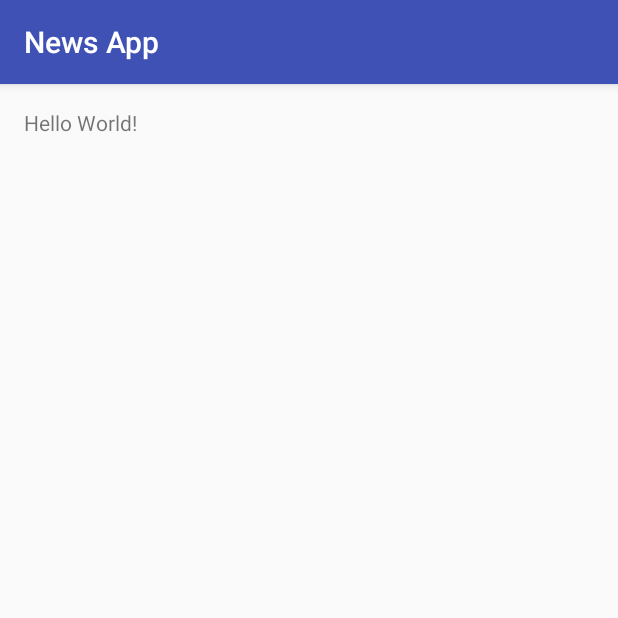
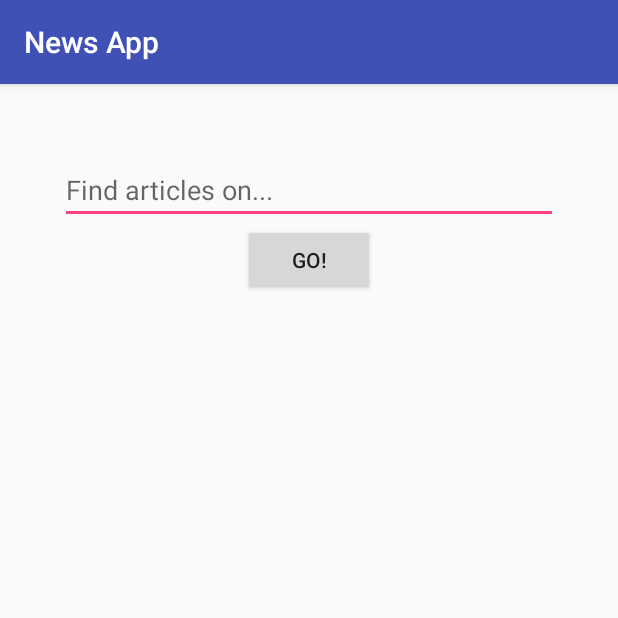
Before and after one commit to davej33/NewsApp, an Android app: the screen it shows after launch (MainActivity), on a phone screen of 412 x 824 dp, the top half of it. Run offline under Robolectric (Android 15) with nearby library versions, the phone set to English and light mode, and no system bars.

Commit message:
returns search query

```diff
--- a/app/src/main/AndroidManifest.xml
+++ b/app/src/main/AndroidManifest.xml
@@ -15,6 +15,8 @@
                 <category android:name="android.intent.category.LAUNCHER" />
             </intent-filter>
         </activity>
+        <activity android:name=".ArticleList"></activity>
     </application>
-
+    <uses-permission android:name="android.permission.INTERNET"/>
+    <uses-permission android:name="android.permission.ACCESS_NETWORK_STATE"/>
 </manifest>
--- a/app/src/main/java/com/example/android/newsapp/MainActivity.java
+++ b/app/src/main/java/com/example/android/newsapp/MainActivity.java
@@ -1,13 +1,35 @@
 package com.example.android.newsapp;
 
+import android.content.Intent;
+import android.os.Bundle;
 import android.support.v7.app.AppCompatActivity;
-import android.os.Bundle;
+import android.view.View;
+import android.widget.Button;
+import android.widget.EditText;
 
 public class MainActivity extends AppCompatActivity {
+
+    // global EditText obj
+    public static EditText search_input;
 
     @Override
     protected void onCreate(Bundle savedInstanceState) {
         super.onCreate(savedInstanceState);
         setContentView(R.layout.activity_main);
+
+        // set EditText view to obj
+        search_input = (EditText) findViewById(R.id.search_input);
+
+        // set Button view and onClickListener to obj
+        Button searchButton = (Button) findViewById(R.id.search_button);
+        searchButton.setOnClickListener(new View.OnClickListener() {
+            @Override
+            public void onClick(View v) {
+                search_input.getText();
+                Intent results = new Intent(MainActivity.this, ArticleList.class);
+                startActivity(results);
+            }
+        });
+
     }
 }
--- a/app/src/main/res/layout/activity_main.xml
+++ b/app/src/main/res/layout/activity_main.xml
@@ -1,5 +1,5 @@
 <?xml version="1.0" encoding="utf-8"?>
-<RelativeLayout xmlns:android="http://schemas.android.com/apk/res/android"
+<LinearLayout xmlns:android="http://schemas.android.com/apk/res/android"
     xmlns:tools="http://schemas.android.com/tools"
     android:id="@+id/activity_main"
     android:layout_width="match_parent"
@@ -7,11 +7,23 @@
     android:paddingBottom="@dimen/activity_vertical_margin"
     android:paddingLeft="@dimen/activity_horizontal_margin"
     android:paddingRight="@dimen/activity_horizontal_margin"
-    android:paddingTop="@dimen/activity_vertical_margin"
+    android:paddingTop="48dp"
+    android:orientation="vertical"
     tools:context="com.example.android.newsapp.MainActivity">
 
-    <TextView
+    <EditText
+        android:id="@+id/search_input"
+        android:layout_width="match_parent"
+        android:layout_height="wrap_content"
+        android:hint="@string/search_hint"
+        android:layout_marginLeft="24dp"
+        android:layout_marginRight="24dp"/>
+
+    <Button
+        android:id="@+id/search_button"
         android:layout_width="wrap_content"
         android:layout_height="wrap_content"
-        android:text="Hello World!" />
-</RelativeLayout>
+        android:padding="8dp"
+        android:text="@string/search_button_text"
+        android:layout_gravity="center_horizontal"/>
+</LinearLayout>
--- a/app/src/main/res/values/strings.xml
+++ b/app/src/main/res/values/strings.xml
@@ -1,3 +1,12 @@
 <resources>
     <string name="app_name">News App</string>
+    <string name="search_hint">Find articles on...</string>
+    <string name="search_button_text">Go!</string>
+    <string name="no_internet">No internet connection</string>
+    <string name="empty_text">No results</string>
+
+    <string name="title">Title:</string>
+    <string name="section">Section:</string>
+    <string name="date">Date:</string>
+
 </resources>
```
